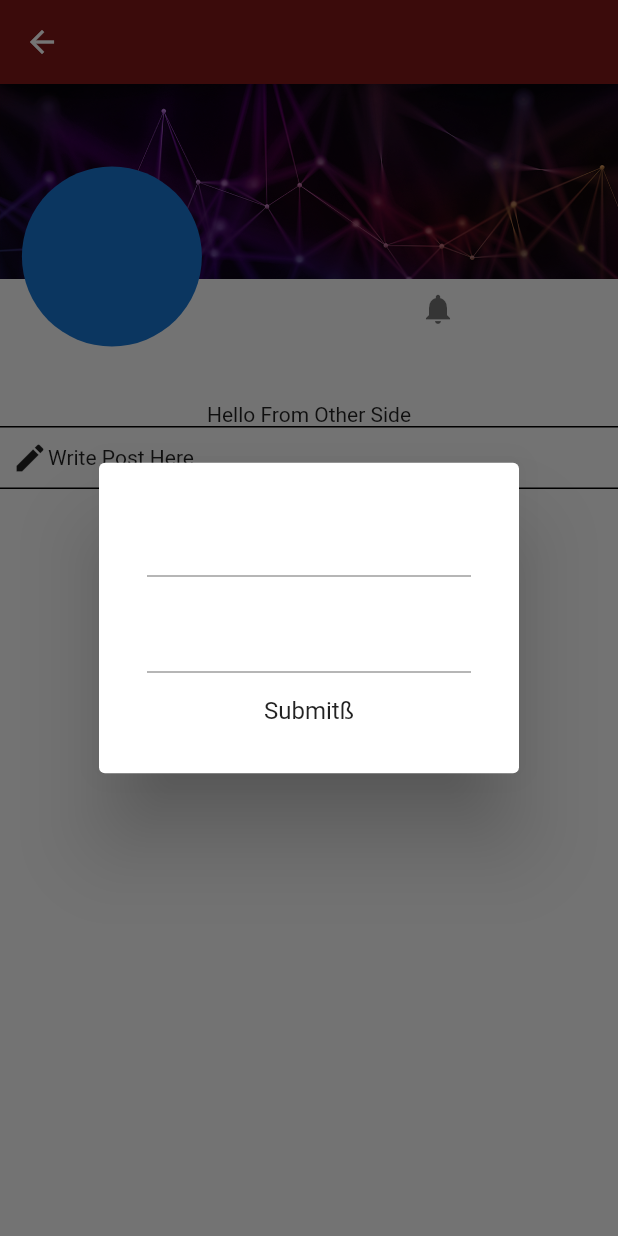
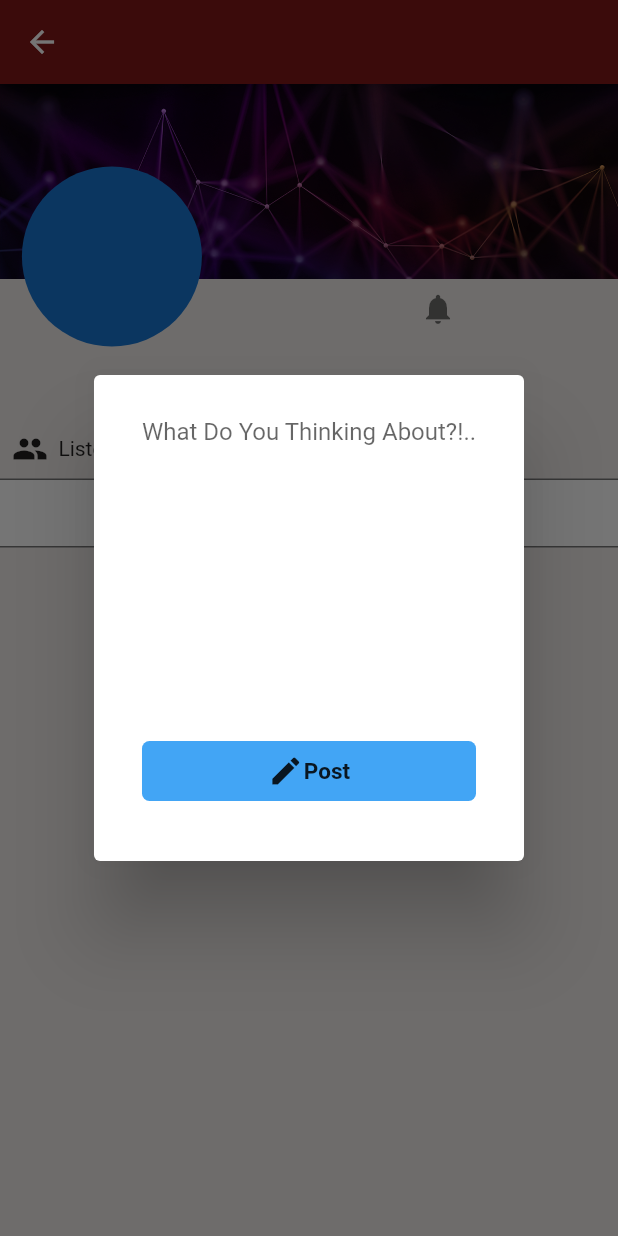
Before and after one commit to gamy2/ITI-Community-flutter, a Flutter app: the SingleGroup screen opened directly with empty values, after a tap on "Write Post Here", on a phone screen of 412 x 824 dp. Run offline on Flutter 3.47's test engine with Material 2 defaults, Android fonts, the phone set to English and light mode, and no system bars; our stand-ins replace cloud_firestore, firebase_auth, firebase_core, hexcolor, like_button, localstorage; missing offline and left inert: flutter_statusbarcolor; accounts and stored records are empty; network calls fail.

Commit message:
Post Ready

```diff
--- a/lib/views/pages/GroupsView/singleGroup.dart
+++ b/lib/views/pages/GroupsView/singleGroup.dart
@@ -13,6 +13,27 @@ class SingleGroup extends StatefulWidget {
 }
 
 class _SingleGroupState extends State<SingleGroup> {
+  String postBody;
+  final _formKey = GlobalKey<FormState>();
+  CollectionReference post = FirebaseFirestore.instance.collection('PostGroup');
+  Future writePost() async {
+    return await post.add({
+      'Body': postBody,
+      'GroupId': widget.id,
+      'Likes': [],
+      'PostedDate': DateTime.now(),
+      'postImg': [],
+      'Auther': {
+        'id': '7Kxxu7T1AZYTDlbrzOH2Cun5uJm2',
+        'firstName': 'Mohamed',
+        'lastName': 'Farghal',
+        'jobTitle': 'MEAN Stack Developer',
+        'avatar':
+            'https://firebasestorage.googleapis.com/v0/b/iti-community.appspot.com/o/UsersProfileImages%2Ffiver_g6.y02txtt?alt=media&token=92c5c725-c4d1-49da-bc9f-949010cb5586'
+      }
+    });
+  }
+
   @override
   Widget build(BuildContext context) {
     final Stream<QuerySnapshot> _fb2 = FirebaseFirestore.instance
@@ -33,6 +54,7 @@ class _SingleGroupState extends State<SingleGroup> {
               title: Text(widget.data['Name']),
               backgroundColor: HexColor("801818"),
             ),
+            backgroundColor: Colors.brown[50],
             body: SingleChildScrollView(
               child: SafeArea(
                 child: Column(
@@ -73,16 +95,31 @@ class _SingleGroupState extends State<SingleGroup> {
                       ),
                     ),
                     SizedBox(
-                      height: 50,
+                      height: 20,
                     ),
-                    Text('Hello From Other Side'),
-                    // Form(
-                    //   child: (TextFormField(
-                    //     decoration: InputDecoration(
-                    //         hintText: "Write Post",
-                    //         prefixIcon: Icon(Icons.edit_rounded)),
-                    //   )),
-                    // ),
+                    Row(
+                      children: [
+                        Padding(
+                          padding: const EdgeInsets.all(10.0),
+                          child: Text(
+                            widget.data['Name'],
+                            style: TextStyle(
+                              fontWeight: FontWeight.bold,
+                              fontSize: 25,
+                            ),
+                          ),
+                        ),
+                      ],
+                    ),
+                    Padding(
+                      padding: const EdgeInsets.only(bottom: 8.0, left: 8.0),
+                      child: Row(
+                        children: [
+                          Icon(Icons.group),
+                          Text('  Listed Group'),
+                        ],
+                      ),
+                    ),
                     Center(
                       child: InkWell(
                         onTap: () {
@@ -90,10 +127,11 @@ class _SingleGroupState extends State<SingleGroup> {
                               context: context,
                               builder: (BuildContext context) {
                                 return AlertDialog(
+                                  insetPadding: EdgeInsets.zero,
                                   content: Stack(
                                     children: <Widget>[
                                       Positioned(
-                                        right: -40.0,
+                                        // right: -40.0,
                                         top: -40.0,
                                         child: InkResponse(
                                           onTap: () {
@@ -105,33 +143,89 @@ class _SingleGroupState extends State<SingleGroup> {
                                           ),
                                         ),
                                       ),
-                                      Form(
-                                        // key: _formKey,
+                                      Container(
+                                        width: double.infinity,
+                                        height: 280,
+                                        child: SingleChildScrollView(
+                                          child: Form(
+                                            key: _formKey,
                                             child: Column(
                                               mainAxisSize: MainAxisSize.min,
                                               children: <Widget>[
                                                 Padding(
                                                   padding: EdgeInsets.all(8.0),
-                                              child: TextFormField(),
+                                                  child: Container(
+                                                    height: 200,
+                                                    child: TextFormField(
+                                                      maxLines: null,
+                                                      keyboardType:
+                                                          TextInputType
+                                                              .multiline,
+                                                      decoration: InputDecoration
+                                                          .collapsed(
+                                                              hintText:
+                                                                  'What Do You Thinking About?!..'),
+                                                      validator: (value) {
+                                                        value.isEmpty;
+                                                        value.length > 5;
+                                                      },
+                                                      onChanged:
+                                                          (String value) {
+                                                        setState(() {
+                                                          postBody = value;
+                                                        });
+                                                      },
                                                     ),
-                                            Padding(
-                                              padding: EdgeInsets.all(8.0),
-                                              child: TextFormField(),
+                                                  ),
                                                 ),
                                                 Padding(
                                                   padding:
                                                       const EdgeInsets.all(8.0),
+                                                  child: Material(
+                                                    color: Colors.blue[400],
+                                                    borderRadius:
+                                                        BorderRadius.all(
+                                                            Radius.circular(
+                                                                5.0)),
                                                     child: InkWell(
-                                                child: Text("Submitß"),
+                                                      highlightColor:
+                                                          Colors.blue[100],
+                                                      child: Padding(
+                                                        padding:
+                                                            const EdgeInsets
+                                                                .all(8.0),
+                                                        child: Row(
+                                                          mainAxisAlignment:
+                                                              MainAxisAlignment
+                                                                  .center,
+                                                          children: [
+                                                            Icon(Icons.edit),
+                                                            Text(
+                                                              "Post",
+                                                              style: TextStyle(
+                                                                  fontSize: 15,
+                                                                  fontWeight:
+                                                                      FontWeight
+                                                                          .bold),
+                                                            ),
+                                                          ],
+                                                        ),
+                                                      ),
                                                       onTap: () {
-                                                  // if (_formKey.currentState
-                                                  //     .validate()) {
-                                                  //   _formKey.currentState.save();
-                                                  // }
+                                                        if (_formKey
+                                                            .currentState
+                                                            .validate()) {
+                                                          _formKey.currentState
+                                                              .save();
+                                                          writePost();
+                                                        }
                                                       },
+                                                    ),
                                                   ),
                                                 )
                                               ],
+                                            ),
+                                          ),
                                         ),
                                       ),
                                     ],
@@ -140,17 +234,20 @@ class _SingleGroupState extends State<SingleGroup> {
                               });
                         },
                         child: Container(
+                          margin: EdgeInsets.only(bottom: 8.0),
                           decoration: BoxDecoration(
+                            color: Colors.white,
                             border: Border(
-                              top: BorderSide(
-                                  width: 1.0, color: Color(0xFF000000)),
-                              bottom: BorderSide(
-                                  width: 1.0, color: Color(0xFF000000)),
+                              top:
+                                  BorderSide(width: 1.0, color: Colors.black54),
+                              bottom:
+                                  BorderSide(width: 1.0, color: Colors.black54),
                             ),
                           ),
                           child: Padding(
-                            padding: const EdgeInsets.all(8.0),
+                            padding: const EdgeInsets.all(10.0),
                             child: Row(
+                              mainAxisAlignment: MainAxisAlignment.center,
                               children: [
                                 Icon(Icons.edit),
                                 Text('Write Post Here')
--- a/lib/views/widgets/GroupsWidgets/GroupProfile/GroupCard.dart
+++ b/lib/views/widgets/GroupsWidgets/GroupProfile/GroupCard.dart
@@ -64,6 +64,7 @@ class _GroupCardState extends State<GroupCard> {
           }
 
           return Container(
+            padding: EdgeInsets.only(bottom: 10.0),
             child: Column(
               children: [
                 Card(
```
Also changed, not shown: lib/views/pages/GroupsView/Groups.dart (+1 -6 lines), lib/views/widgets/GroupsWidgets/GroupProfile/Comments.dart (+6 -3 lines), lib/views/pages/GroupsView/Services/GroupsService.dart (added), 3 other files. Lines whose indentation alone changed are shown as unchanged.
